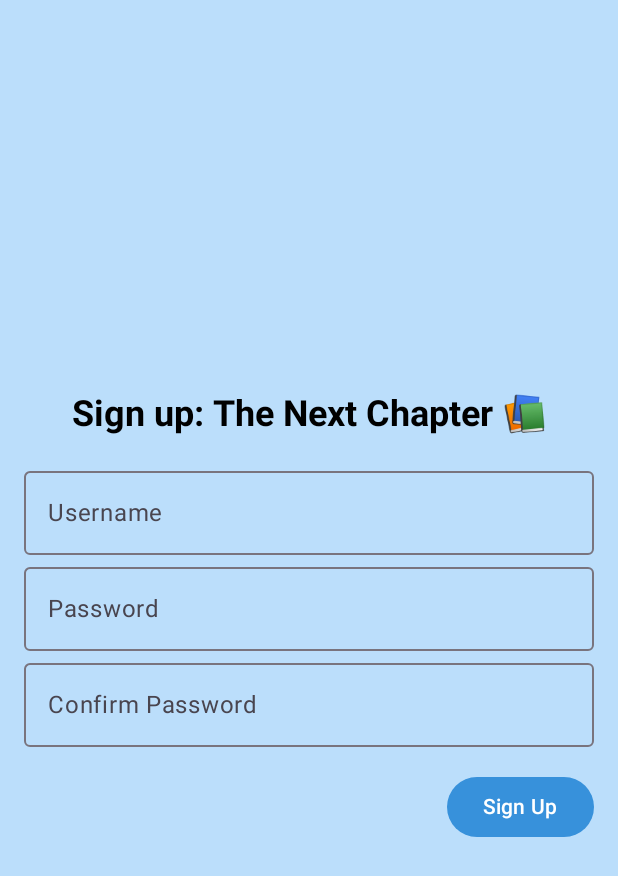
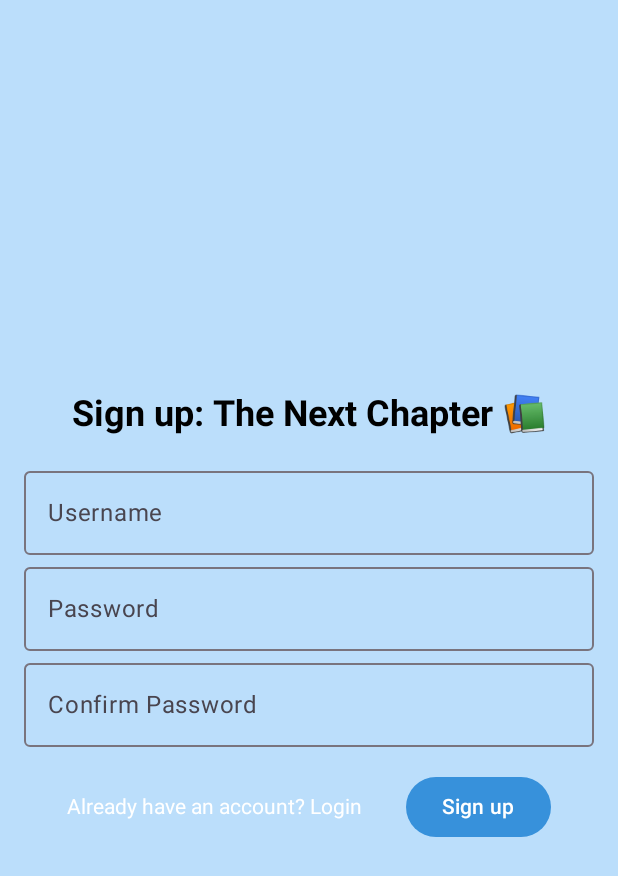
Before and after one commit to p-gatsby/kt-android-mobileapp, an Android app built with Jetpack Compose: the @Preview function SignupScreenPreview, on a phone screen of 412 x 824 dp. Shown: the top 876 px of the screen. Run offline under Robolectric (Android 15) with nearby library versions, the phone set to English and light mode, and no system bars; our stand-ins replace Room's generated code.

Commit message:
feat(auth): login and signup screen

```diff
--- a/app/build.gradle.kts
+++ b/app/build.gradle.kts
@@ -2,6 +2,7 @@ plugins {
     alias(libs.plugins.android.application)
     alias(libs.plugins.kotlin.android)
     id("kotlin-parcelize")
+    id("kotlin-kapt")
 }
 
 android {
@@ -68,7 +69,10 @@ dependencies {
 
     // Room
     implementation("androidx.room:room-runtime:2.6.1")
+    implementation(libs.androidx.lifecycle.livedata.ktx)
     annotationProcessor("androidx.room:room-compiler:2.6.1")
+    kapt("androidx.room:room-compiler:2.6.1")
+    implementation("androidx.room:room-ktx:2.6.1")
 
     implementation(libs.androidx.core.ktx)
     implementation(libs.androidx.lifecycle.runtime.ktx)
--- a/app/src/main/java/com/dev/nextchapter/SignUpScreen.kt
+++ b/app/src/main/java/com/dev/nextchapter/SignUpScreen.kt
@@ -1,8 +1,10 @@
 package com.dev.nextchapter
 
 import androidx.compose.foundation.background
+import androidx.compose.foundation.clickable
 import androidx.compose.foundation.layout.Arrangement
 import androidx.compose.foundation.layout.Column
+import androidx.compose.foundation.layout.Row
 import androidx.compose.foundation.layout.Spacer
 import androidx.compose.foundation.layout.fillMaxSize
 import androidx.compose.foundation.layout.fillMaxWidth
@@ -25,12 +27,18 @@ import androidx.compose.ui.text.input.PasswordVisualTransformation
 import androidx.compose.ui.tooling.preview.Preview
 import androidx.compose.ui.unit.dp
 import androidx.compose.ui.unit.sp
+import androidx.lifecycle.viewmodel.compose.viewModel
+import androidx.navigation.NavController
+import androidx.navigation.compose.rememberNavController
+import com.dev.nextchapter.viewmodel.UserViewModel
 
 @Composable
-fun SignupScreen() {
+fun SignupScreen(navController: NavController, viewModel: UserViewModel = viewModel()) {
     var username by remember { mutableStateOf("") }
     var password by remember { mutableStateOf("") }
     var confirmPassword by remember { mutableStateOf("") }
+    var singupError by remember { mutableStateOf(false) }
+    var passwordError by remember { mutableStateOf(false) }
 
     Column(
         modifier = Modifier
@@ -63,20 +71,53 @@ fun SignupScreen() {
             visualTransformation = PasswordVisualTransformation()
         )
         Spacer(modifier = Modifier.height(16.dp))
-        Button(
-            onClick = {},
-            modifier = Modifier.align(Alignment.End),
-            colors = ButtonDefaults.buttonColors().copy(
-                containerColor = Color(0xFF3791DB)
+        Row(
+            modifier = Modifier.fillMaxWidth(),
+            verticalAlignment = Alignment.CenterVertically,
+            horizontalArrangement = Arrangement.SpaceEvenly
+        ) {
+            Text(
+                text = "Already have an account? Login",
+                color = Color.White,
+                modifier = Modifier.clickable {
+                    navController.navigate("login")
+                }
             )
-        ) {
-            Text("Sign Up")
+            Button(
+                onClick = {
+                    if (password != confirmPassword) {
+                        passwordError = true
+                    } else {
+                        viewModel.signUp(username, password).observeForever() { success ->
+                            if (success) {
+                                navController.navigate("login")
+                            } else {
+                                singupError = true
+                            }
+
+                        }
+                    }
+                },
+                colors = ButtonDefaults.buttonColors().copy(
+                    containerColor = Color(0xFF3791DB)
+                )
+            ) {
+                Text("Sign up")
+            }
+
         }
+        if (singupError) {
+            Text("Username already exists. Please choose another.", color = Color.Red)
+        }
+        if (passwordError) {
+            Text("Passwords do not match.", color = Color.Red)
+        }
+
     }
 }
 
 @Preview(showBackground = true)
 @Composable
 fun SignupScreenPreview() {
-    SignupScreen()
+    SignupScreen(navController = rememberNavController())
 }
--- /dev/null
+++ b/app/src/main/java/com/dev/nextchapter/data/UserDao.kt
@@ -0,0 +1,24 @@
+package com.dev.nextchapter.data
+
+import androidx.room.Dao
+import androidx.room.Insert
+import androidx.room.OnConflictStrategy
+import androidx.room.Query
+
+@Dao
+interface UserDao {
+    // Insert a new user
+    @Insert(onConflict = OnConflictStrategy.IGNORE)
+    suspend fun insert(user: User)
+
+    // Check if a user exists with a given username and password
+    // (for login)
+    @Query("SELECT * FROM user_table WHERE username = :username " +
+            "AND password = :password LIMIT 1")
+    suspend fun login(username: String, password: String) : User?
+
+    // Check if a username is already taken
+    // (for signup)
+    @Query("SELECT * FROM user_table WHERE username = :username LIMIT 1")
+    suspend fun getUserByUsername(username: String): User?
+}
--- /dev/null
+++ b/app/src/main/java/com/dev/nextchapter/data/UserDatabase.kt
@@ -0,0 +1,28 @@
+package com.dev.nextchapter.data
+
+import android.content.Context
+import androidx.room.Database
+import androidx.room.Room
+import androidx.room.RoomDatabase
+
+@Database(entities = [User::class], version = 1, exportSchema = false)
+abstract class UserDatabase : RoomDatabase() {
+    abstract fun userDao() : UserDao
+
+    companion object {
+        @Volatile
+        private var INSTANCE: UserDatabase? = null
+
+        fun getDatabase(context: Context): UserDatabase {
+            return INSTANCE ?: synchronized(this) {
+                val instance = Room.databaseBuilder(
+                    context.applicationContext,
+                    UserDatabase::class.java,
+                    "user_database"
+                ).build()
+                INSTANCE = instance
+                instance
+            }
+        }
+    }
+}
--- a/gradle/libs.versions.toml
+++ b/gradle/libs.versions.toml
@@ -8,6 +8,7 @@ espressoCore = "3.6.1"
 lifecycleRuntimeKtx = "2.8.6"
 activityCompose = "1.9.2"
 composeBom = "2024.04.01"
+lifecycleLivedataKtx = "2.8.6"
 
 [libraries]
 androidx-core-ktx = { group = "androidx.core", name = "core-ktx", version.ref = "coreKtx" }
@@ -24,6 +25,7 @@ androidx-ui-tooling-preview = { group = "androidx.compose.ui", name = "ui-toolin
 androidx-ui-test-manifest = { group = "androidx.compose.ui", name = "ui-test-manifest" }
 androidx-ui-test-junit4 = { group = "androidx.compose.ui", name = "ui-test-junit4" }
 androidx-material3 = { group = "androidx.compose.material3", name = "material3" }
+androidx-lifecycle-livedata-ktx = { group = "androidx.lifecycle", name = "lifecycle-livedata-ktx", version.ref = "lifecycleLivedataKtx" }
 
 [plugins]
 android-application = { id = "com.android.application", version.ref = "agp" }
```
Also changed, not shown: app/src/main/java/com/dev/nextchapter/LoginScreen.kt (+42 -9 lines), app/src/main/java/com/dev/nextchapter/MainActivity.kt (+16 -2 lines), app/src/main/java/com/dev/nextchapter/data/User.kt (added, +15 -0 lines), app/src/main/java/com/dev/nextchapter/viewmodel/UserViewModel.kt (added, +29 -0 lines).
